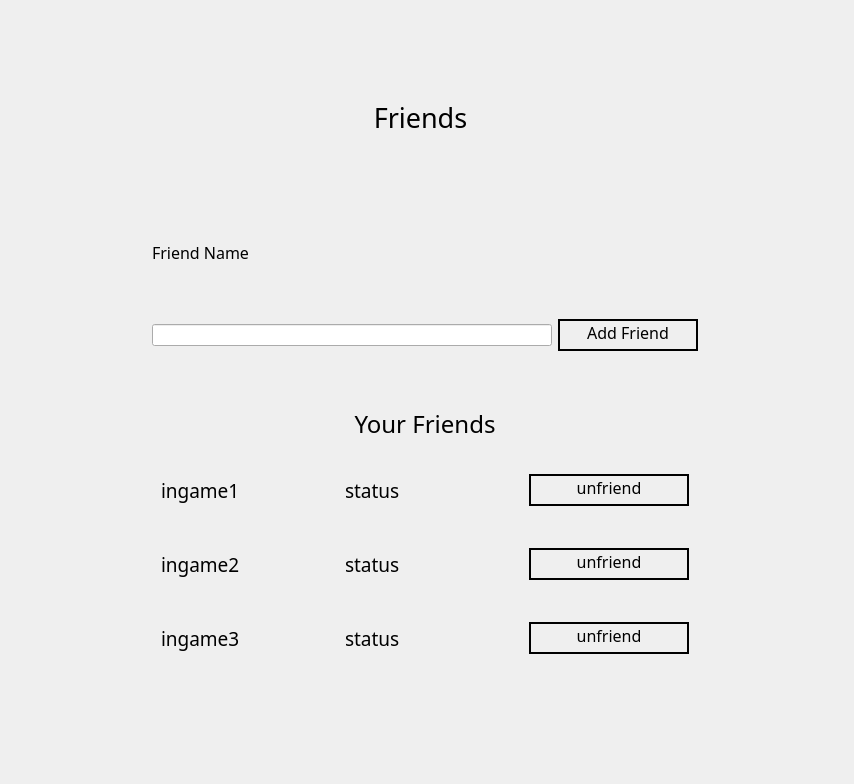
NetworkProgramming-20212-Group1/ChessMultiplayer, file nitin_venv/Chess-master/windows/wui/friends.ui: the form before one commit.
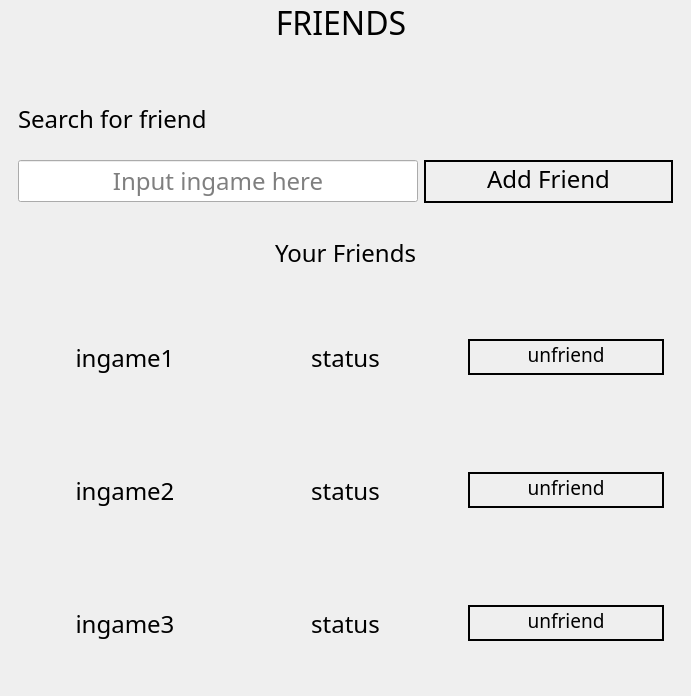
The form after the commit.

```diff
--- a/nitin_venv/Chess-master/windows/wui/friends.ui
+++ b/nitin_venv/Chess-master/windows/wui/friends.ui
@@ -6,40 +6,43 @@
    <rect>
     <x>0</x>
     <y>0</y>
-    <width>854</width>
-    <height>784</height>
+    <width>691</width>
+    <height>696</height>
    </rect>
   </property>
   <property name="windowTitle">
    <string>MainWindow</string>
   </property>
-  <widget class="QWidget" name="centralwidget">
-   <property name="geometry">
-    <rect>
-     <x>0</x>
-     <y>0</y>
-     <width>851</width>
-     <height>781</height>
-    </rect>
+  <layout class="QHBoxLayout" name="horizontalLayout">
+   <property name="leftMargin">
+    <number>0</number>
    </property>
-   <layout class="QHBoxLayout" name="horizontalLayout_6">
+   <property name="topMargin">
+    <number>0</number>
+   </property>
+   <property name="rightMargin">
+    <number>0</number>
+   </property>
+   <property name="bottomMargin">
+    <number>0</number>
+   </property>
     <item>
      <widget class="QWidget" name="widget" native="true">
-      <property name="maximumSize">
-       <size>
-        <width>600</width>
-        <height>600</height>
-       </size>
+     <layout class="QGridLayout" name="gridLayout" rowstretch="1,1,6">
+      <property name="leftMargin">
+       <number>0</number>
       </property>
-      <layout class="QGridLayout" name="gridLayout">
-       <item row="0" column="0" colspan="2">
+      <property name="topMargin">
+       <number>0</number>
+      </property>
+      <property name="rightMargin">
+       <number>0</number>
+      </property>
+      <property name="bottomMargin">
+       <number>0</number>
+      </property>
+      <item row="0" column="0">
         <widget class="QWidget" name="widget_2" native="true">
-         <property name="maximumSize">
-          <size>
-           <width>600</width>
-           <height>100</height>
-          </size>
-         </property>
          <layout class="QHBoxLayout" name="horizontalLayout_5">
           <property name="leftMargin">
            <number>0</number>
@@ -55,11 +58,11 @@
             <property name="font">
              <font>
               <family>Poor Richard</family>
-              <pointsize>20</pointsize>
+             <pointsize>24</pointsize>
              </font>
             </property>
             <property name="text">
-             <string>Friends</string>
+            <string>FRIENDS</string>
             </property>
             <property name="alignment">
              <set>Qt::AlignHCenter|Qt::AlignTop</set>
@@ -69,33 +72,112 @@
          </layout>
         </widget>
        </item>
-       <item row="2" column="0" colspan="2">
+      <item row="1" column="0">
+       <widget class="QWidget" name="info" native="true">
+        <layout class="QVBoxLayout" name="verticalLayout_6">
+         <item>
+          <widget class="QWidget" name="widget_11" native="true">
+           <layout class="QVBoxLayout" name="verticalLayout_7">
+            <item>
+             <widget class="QLabel" name="FriendName">
+              <property name="font">
+               <font>
+                <family>Poor Richard</family>
+                <pointsize>18</pointsize>
+               </font>
+              </property>
+              <property name="text">
+               <string>Search for friend</string>
+              </property>
+             </widget>
+            </item>
+           </layout>
+          </widget>
+         </item>
+         <item>
+          <widget class="QWidget" name="widget_10" native="true">
+           <layout class="QHBoxLayout" name="horizontalLayout_9">
+            <item>
+             <widget class="QLineEdit" name="input_friendID">
+              <property name="maximumSize">
+               <size>
+                <width>400</width>
+                <height>16777215</height>
+               </size>
+              </property>
+              <property name="font">
+               <font>
+                <family>Poor Richard</family>
+                <pointsize>18</pointsize>
+               </font>
+              </property>
+              <property name="alignment">
+               <set>Qt::AlignCenter</set>
+              </property>
+              <property name="placeholderText">
+               <string>Input ingame here</string>
+              </property>
+             </widget>
+            </item>
+            <item>
+             <widget class="QPushButton" name="add_button">
+              <property name="font">
+               <font>
+                <family>Poor Richard</family>
+                <pointsize>18</pointsize>
+               </font>
+              </property>
+              <property name="styleSheet">
+               <string notr="true">border-radius : 100; 
+border : 2px solid black;
+padding-bottom: 5px</string>
+              </property>
+              <property name="text">
+               <string>Add Friend</string>
+              </property>
+             </widget>
+            </item>
+           </layout>
+          </widget>
+         </item>
+        </layout>
+       </widget>
+      </item>
+      <item row="2" column="0">
         <widget class="QWidget" name="widget_12" native="true">
-         <layout class="QVBoxLayout" name="verticalLayout_3">
-          <item>
-           <widget class="QWidget" name="widget_15" native="true">
-            <layout class="QVBoxLayout" name="verticalLayout_4">
-             <item>
-              <widget class="QLabel" name="Your_friends">
-               <property name="font">
-                <font>
-                 <family>Poor Richard</family>
-                 <pointsize>18</pointsize>
-                </font>
-               </property>
-               <property name="text">
-                <string>Your Friends</string>
-               </property>
-               <property name="alignment">
-                <set>Qt::AlignCenter</set>
-               </property>
-              </widget>
-             </item>
-            </layout>
-           </widget>
-          </item>
+        <layout class="QGridLayout" name="gridLayout_2" rowstretch="0,0">
+         <property name="leftMargin">
+          <number>0</number>
+         </property>
+         <property name="topMargin">
+          <number>0</number>
+         </property>
+         <property name="rightMargin">
+          <number>0</number>
+         </property>
+         <property name="bottomMargin">
+          <number>0</number>
+         </property>
+         <item row="1" column="0">
+          <widget class="QScrollArea" name="scrollArea">
+           <property name="frameShape">
+            <enum>QFrame::NoFrame</enum>
+           </property>
+           <property name="widgetResizable">
+            <bool>true</bool>
+           </property>
+           <widget class="QWidget" name="scrollAreaWidgetContents">
+            <property name="geometry">
+             <rect>
+              <x>0</x>
+              <y>0</y>
+              <width>691</width>
+              <height>410</height>
+             </rect>
+            </property>
+            <layout class="QVBoxLayout" name="verticalLayout">
           <item>
-           <widget class="QWidget" name="match1" native="true">
+              <widget class="QWidget" name="id1" native="true">
             <layout class="QHBoxLayout" name="horizontalLayout_13">
              <item>
               <widget class="QWidget" name="widget_14" native="true">
@@ -105,12 +187,15 @@
                   <property name="font">
                    <font>
                     <family>Poor Richard</family>
-                    <pointsize>14</pointsize>
+                       <pointsize>18</pointsize>
                    </font>
                   </property>
                   <property name="text">
                    <string>ingame1</string>
                   </property>
+                     <property name="alignment">
+                      <set>Qt::AlignCenter</set>
+                     </property>
                  </widget>
                 </item>
                </layout>
@@ -124,12 +209,15 @@
                   <property name="font">
                    <font>
                     <family>Poor Richard</family>
-                    <pointsize>14</pointsize>
+                       <pointsize>18</pointsize>
                    </font>
                   </property>
                   <property name="text">
                    <string>status</string>
                   </property>
+                     <property name="alignment">
+                      <set>Qt::AlignCenter</set>
+                     </property>
                  </widget>
                 </item>
                </layout>
@@ -143,7 +231,7 @@
                   <property name="font">
                    <font>
                     <family>Poor Richard</family>
-                    <pointsize>12</pointsize>
+                       <pointsize>14</pointsize>
                    </font>
                   </property>
                   <property name="styleSheet">
@@ -163,7 +251,7 @@
            </widget>
           </item>
           <item>
-           <widget class="QWidget" name="match2" native="true">
+              <widget class="QWidget" name="id2" native="true">
             <layout class="QHBoxLayout" name="horizontalLayout_14">
              <item>
               <widget class="QWidget" name="widget_17" native="true">
@@ -173,12 +261,15 @@
                   <property name="font">
                    <font>
                     <family>Poor Richard</family>
-                    <pointsize>14</pointsize>
+                       <pointsize>18</pointsize>
                    </font>
                   </property>
                   <property name="text">
                    <string>ingame2</string>
                   </property>
+                     <property name="alignment">
+                      <set>Qt::AlignCenter</set>
+                     </property>
                  </widget>
                 </item>
                </layout>
@@ -192,12 +283,15 @@
                   <property name="font">
                    <font>
                     <family>Poor Richard</family>
-                    <pointsize>14</pointsize>
+                       <pointsize>18</pointsize>
                    </font>
                   </property>
                   <property name="text">
                    <string>status</string>
                   </property>
+                     <property name="alignment">
+                      <set>Qt::AlignCenter</set>
+                     </property>
                  </widget>
                 </item>
                </layout>
@@ -211,7 +305,7 @@
                   <property name="font">
                    <font>
                     <family>Poor Richard</family>
-                    <pointsize>12</pointsize>
+                       <pointsize>14</pointsize>
                    </font>
                   </property>
                   <property name="styleSheet">
@@ -231,7 +325,7 @@
            </widget>
           </item>
           <item>
-           <widget class="QWidget" name="match3" native="true">
+              <widget class="QWidget" name="id3" native="true">
             <layout class="QHBoxLayout" name="horizontalLayout_15">
              <item>
               <widget class="QWidget" name="widget_18" native="true">
@@ -241,12 +335,15 @@
                   <property name="font">
                    <font>
                     <family>Poor Richard</family>
-                    <pointsize>14</pointsize>
+                       <pointsize>18</pointsize>
                    </font>
                   </property>
                   <property name="text">
                    <string>ingame3</string>
                   </property>
+                     <property name="alignment">
+                      <set>Qt::AlignCenter</set>
+                     </property>
                  </widget>
                 </item>
                </layout>
@@ -260,12 +357,15 @@
                   <property name="font">
                    <font>
                     <family>Poor Richard</family>
-                    <pointsize>14</pointsize>
+                       <pointsize>18</pointsize>
                    </font>
                   </property>
                   <property name="text">
                    <string>status</string>
                   </property>
+                     <property name="alignment">
+                      <set>Qt::AlignCenter</set>
+                     </property>
                  </widget>
                 </item>
                </layout>
@@ -279,7 +379,7 @@
                   <property name="font">
                    <font>
                     <family>Poor Richard</family>
-                    <pointsize>12</pointsize>
+                       <pointsize>14</pointsize>
                    </font>
                   </property>
                   <property name="styleSheet">
@@ -300,58 +400,31 @@
           </item>
          </layout>
         </widget>
-       </item>
-       <item row="1" column="0" colspan="2">
-        <widget class="QWidget" name="info" native="true">
-         <layout class="QVBoxLayout" name="verticalLayout_6">
-          <item>
-           <widget class="QWidget" name="widget_11" native="true">
-            <layout class="QVBoxLayout" name="verticalLayout_7">
-             <item>
-              <widget class="QLabel" name="FriendName">
+          </widget>
+         </item>
+         <item row="0" column="0">
+          <widget class="QWidget" name="widget_15" native="true">
                <property name="font">
                 <font>
                  <family>Poor Richard</family>
-                 <pointsize>12</pointsize>
-                </font>
-               </property>
-               <property name="text">
-                <string>Friend Name</string>
-               </property>
-              </widget>
-             </item>
-            </layout>
-           </widget>
-          </item>
+             <pointsize>18</pointsize>
+            </font>
+           </property>
+           <layout class="QVBoxLayout" name="verticalLayout_4">
           <item>
-           <widget class="QWidget" name="widget_10" native="true">
-            <layout class="QHBoxLayout" name="horizontalLayout_9">
-             <item>
-              <widget class="QLineEdit" name="input_friendID">
-               <property name="maximumSize">
-                <size>
-                 <width>400</width>
-                 <height>16777215</height>
-                </size>
-               </property>
-              </widget>
-             </item>
-             <item>
-              <widget class="QPushButton" name="add_button">
+             <widget class="QLabel" name="Your_friends">
                <property name="font">
                 <font>
                  <family>Poor Richard</family>
-                 <pointsize>12</pointsize>
-                </font>
-               </property>
-               <property name="styleSheet">
-                <string notr="true">border-radius : 100; 
-border : 2px solid black;
-padding-bottom: 5px</string>
-               </property>
+                <pointsize>18</pointsize>
+               </font>
+              </property>
                <property name="text">
-                <string>Add Friend</string>
-               </property>
+               <string>Your Friends</string>
+              </property>
+              <property name="alignment">
+               <set>Qt::AlignCenter</set>
+              </property>
               </widget>
              </item>
             </layout>
@@ -364,7 +437,6 @@
      </widget>
     </item>
    </layout>
-  </widget>
  </widget>
  <resources/>
  <connections/>
```
Lines whose indentation alone changed are shown as unchanged.
